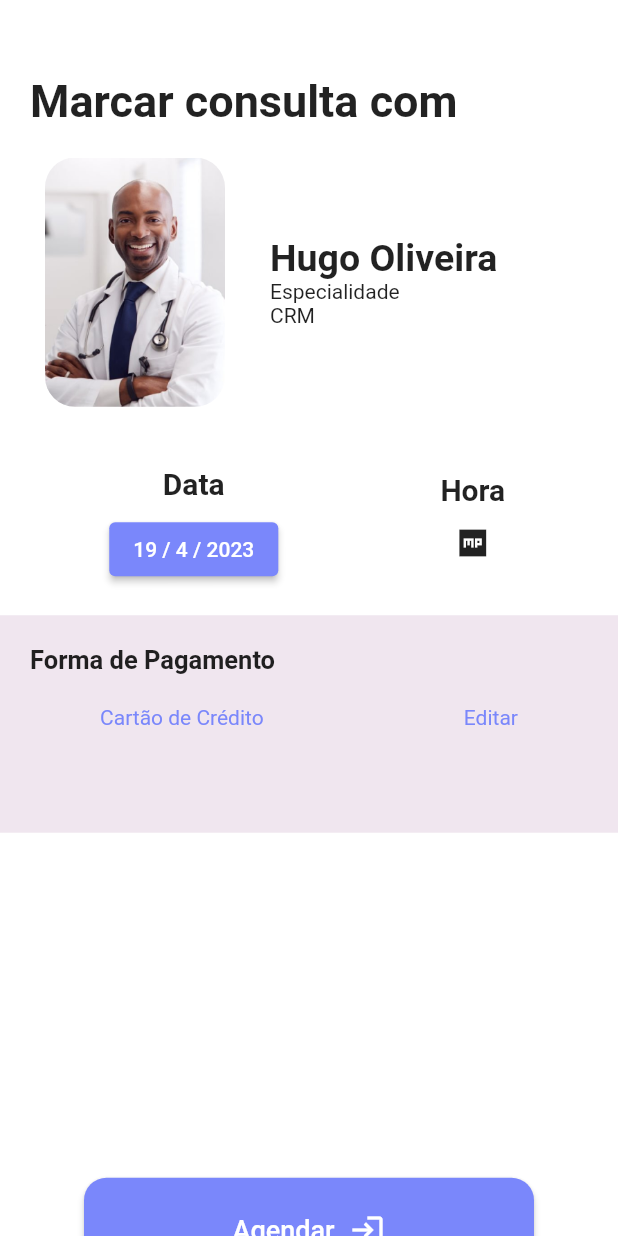
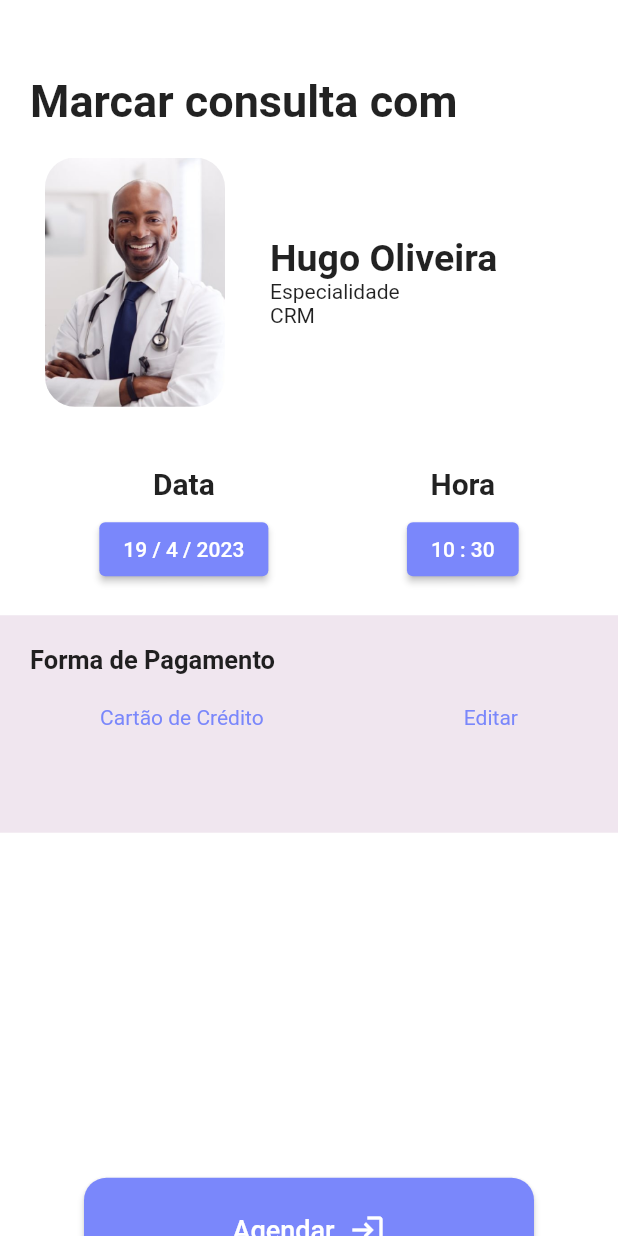
Before and after one commit to NatanBatista/syncrolife, a Flutter app: the screen it shows after launch, on a phone screen of 412 x 824 dp. Run offline on Flutter 3.47's test engine with Material 2 defaults, Android fonts, the phone set to English and light mode, and no system bars; our stand-ins replace cloud_firestore, firebase_auth, firebase_core, firebase_storage, get, image_cropper and 1 more; accounts and stored records are empty.

Commit message:
Adicionando widget de hora na pagina MakeAppintment

```diff
--- a/lib/pages/make_appointment/make_appointment.dart
+++ b/lib/pages/make_appointment/make_appointment.dart
@@ -1,6 +1,4 @@
 import 'package:flutter/material.dart';
-import 'package:syncrolife/pages/make_appointment/widgets/date_appointment.dart';
-
 import '../../styles.dart';
 import '../../widgets/elevated_button_icon_widget.dart';
 
@@ -14,7 +12,7 @@ class MakeAppointment extends StatefulWidget {
 class _MakeAppointmentState extends State<MakeAppointment> {
 
   DateTime date = DateTime.now();
-
+  TimeOfDay time = TimeOfDay.now();
   @override
   Widget build(BuildContext context) {
     var size = MediaQuery.of(context).size;
@@ -108,7 +106,22 @@ class _MakeAppointmentState extends State<MakeAppointment> {
                         fontWeight: FontWeight.bold
                         ),
                       ),
-                      IconButton(onPressed: () {}, icon: Icon(Icons.mp_sharp))
+                      SizedBox( height: 8,),
+                      ElevatedButton(
+                        child: Text('${time.hour} : ${time.minute}'),
+                        style: ElevatedButton.styleFrom(
+                              primary: Color.fromRGBO(122, 135, 251, 1)),
+                        onPressed: () async {
+                          TimeOfDay? newTime = await showTimePicker(
+                            context: context,
+                            initialTime: time);
+                          // if 'CANCEL' => null
+                          if(newTime == null) return;
+
+                          // If 'OK' => DateTime
+                          setState( () => time = newTime);
+                  },
+                  )
                     ],
                   )],
                 ),
```
